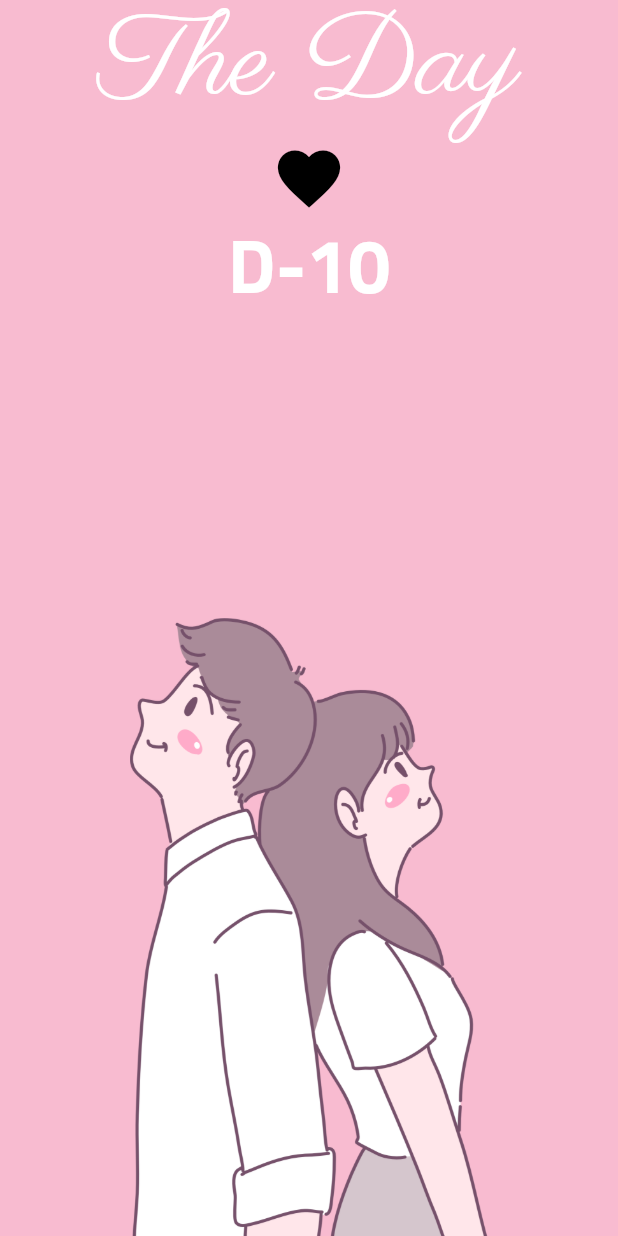
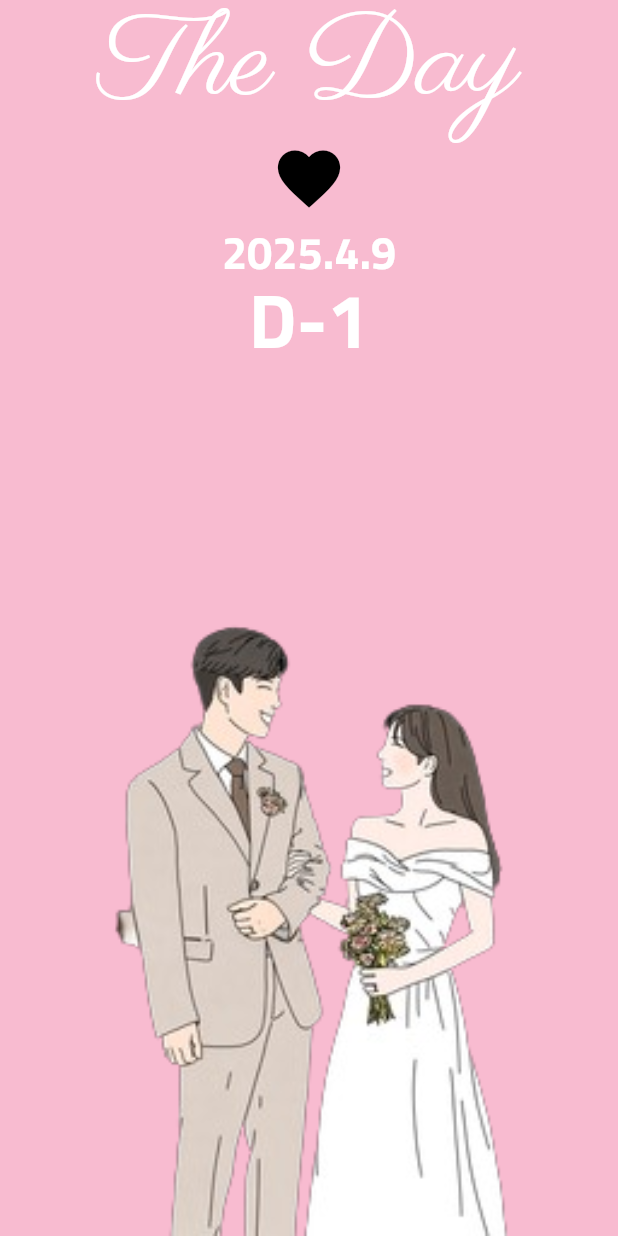
Before and after one commit to sssungsik/Flutter_practice, a Flutter app: the screen it shows after launch, on a phone screen of 412 x 824 dp. Run offline on Flutter 3.47's test engine with Material 3 defaults, Android fonts, the phone set to English and light mode, and no system bars; our stand-ins replace webview_flutter.

Commit message:
[[Dday Service]] initialDateTime, minimumDate 추가

```diff
--- a/lib/screen/dday.dart
+++ b/lib/screen/dday.dart
@@ -1,5 +1,6 @@
 import 'package:flutter/cupertino.dart';
 import 'package:flutter/material.dart';
+import 'package:flutter_practice/const/colors.dart';
 
 class Dday extends StatelessWidget {
   const Dday({super.key});
@@ -24,11 +25,19 @@ class Dday extends StatelessWidget {
   }
 }
 
-class _Head extends StatelessWidget {
+class _Head extends StatefulWidget {
   const _Head({super.key});
 
   @override
+  State<_Head> createState() => _HeadState();
+}
+
+class _HeadState extends State<_Head> {
+  DateTime date = DateTime.now();
+
+  @override
   Widget build(BuildContext context) {
+    final now = DateTime.now();
     var textTheme = Theme.of(context).textTheme;
 
     return Expanded(
@@ -41,7 +50,26 @@ class _Head extends StatelessWidget {
             IconButton(
                 iconSize: 50,
                 color: Colors.black,
-                onPressed: (){
+                onPressed: onHeartClick,
+                icon: Icon(
+                  Icons.favorite,
+                )
+            ),
+            Text(
+              '${date.year}.${date.month}.${date.day}',
+              style: textTheme.displaySmall,
+            ),
+            Text('D-${date.difference(now).inDays + 1}',
+              style: textTheme.displayMedium,
+
+             ),
+          ],
+        ),
+      ),
+    );
+  }
+
+  onHeartClick(){
     showCupertinoDialog(
           context: context,
           barrierDismissible: true,
@@ -52,9 +80,13 @@ class _Head extends StatelessWidget {
                 color: Colors.white,
                 height: 200,
                 child: CupertinoDatePicker(
-                            mode: CupertinoDatePickerMode.monthYear,
-                            onDateTimeChanged: (DateTime date) {
-                              print(date);
+                  initialDateTime: date,
+                  minimumDate: date,
+                  mode: CupertinoDatePickerMode.date,
+                  onDateTimeChanged: (DateTime datetime) {
+                    setState(() {
+                      date = datetime;
+                    });
                   },
                   dateOrder: DatePickerDateOrder.ymd,
                 ),
@@ -62,19 +94,7 @@ class _Head extends StatelessWidget {
             );
           }
       );
-                },
-                icon: Icon(
-                  Icons.favorite,
-                )
-            ),
-            Text('D-10',
-              style: textTheme.displayMedium,
 
-             ),
-          ],
-        ),
-      ),
-    );
   }
 }
 
@@ -86,7 +106,8 @@ class _Footer extends StatelessWidget {
     return  Expanded(
       child: Container(
         child: Image.asset(
-            'asset/dday/img/middle_image.png'
+            'asset/dday/img/weding.png',
+          fit: BoxFit.fitHeight
         ),
       ),
     );
```
Also changed, not shown: lib/main.dart (+6 -1 lines), asset/dday/img/weding.png (added). Lines whose indentation alone changed are shown as unchanged.
